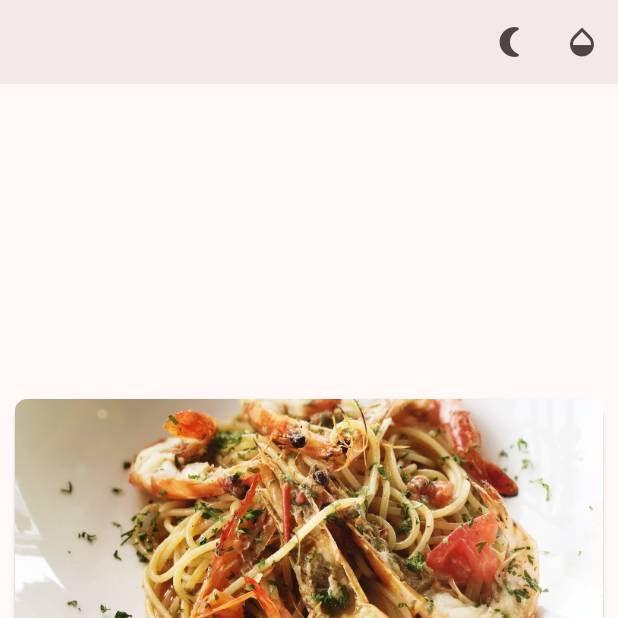
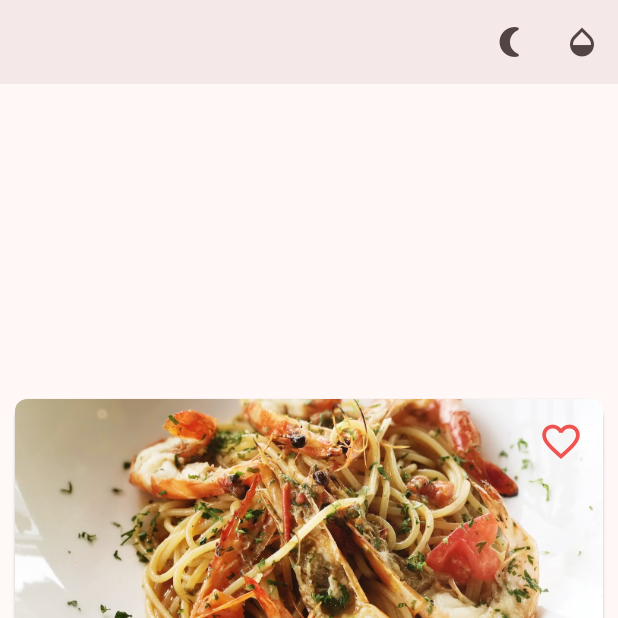
Before and after one commit to btxTruong/flutter_yummy, a Flutter app: the screen it shows after launch, item 3 of the bottom bar chosen, on a phone screen of 412 x 824 dp, the top half of it. Run offline on Flutter 3.47's test engine with Material 3 defaults, Android fonts, the phone set to English and light mode, and no system bars.

Commit message:
feat: add favorite

```diff
--- a/lib/components/restaurant_landscape_card.dart
+++ b/lib/components/restaurant_landscape_card.dart
@@ -2,13 +2,21 @@ import 'package:flutter/material.dart';
 
 import '../models/models.dart';
 
-class RestaurantLandscapeCard extends StatelessWidget {
+class RestaurantLandscapeCard extends StatefulWidget {
   final Restaurant restaurant;
 
   const RestaurantLandscapeCard({
     super.key,
     required this.restaurant,
   });
+
+  @override
+  State<RestaurantLandscapeCard> createState() => _RestaurantLandscapeCardState();
+}
+
+class _RestaurantLandscapeCardState extends State<RestaurantLandscapeCard> {
+
+  bool _isFavorited = false;
 
   @override
   Widget build(BuildContext context) {
@@ -25,19 +33,42 @@ class RestaurantLandscapeCard extends StatelessWidget {
             ),
             child: AspectRatio(
               aspectRatio: 2,
-              child: Image.asset(
-                restaurant.imageUrl,
-                fit: BoxFit.cover,
-              ),
+              child: Stack(
+                fit: StackFit.expand,
+                children: [
+                  Image.asset(
+                    widget.restaurant.imageUrl,
+                    fit: BoxFit.cover,
+                  ),
+                  Positioned(
+                    top: 4.0,
+                    right: 4.0,
+                    child: IconButton(
+                      icon: Icon(
+                        _isFavorited
+                            ? Icons.favorite
+                            : Icons.favorite_border,
+                      ),
+                      iconSize: 30.0,
+                      color: Colors.red[400],
+                      onPressed: () {
+                        setState(() {
+                          _isFavorited = !_isFavorited;
+                        });
+                      },
+                    ),
+                  ),
+                ],
+              )
             ),
           ),
           ListTile(
             title: Text(
-              restaurant.name,
+              widget.restaurant.name,
               style: textTheme.titleSmall,
             ),
             subtitle: Text(
-              restaurant.attributes,
+              widget.restaurant.attributes,
               maxLines: 1,
               style: textTheme.bodySmall,
             ),
```
